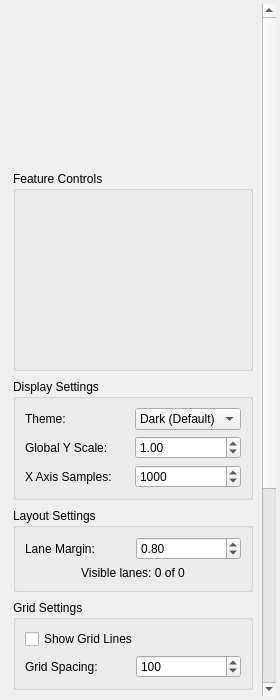
First picture: the form in src/WhiskerToolbox/DataViewer_Widget/UI/DataViewerPropertiesWidget.ui, repository paulmthompson/WhiskerToolbox, before the edit.
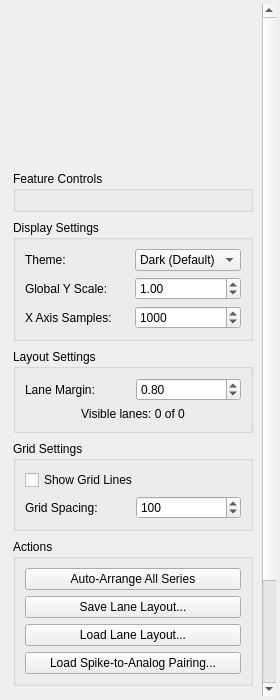
Second picture: the form after the edit. Custom widgets are drawn as their Qt base class.

Commit message: added data type specific controls in dataviewer_widget into an adaptively signed panel so all options are shown

What changed in the file:
```diff
--- a/src/WhiskerToolbox/DataViewer_Widget/UI/DataViewerPropertiesWidget.ui
+++ b/src/WhiskerToolbox/DataViewer_Widget/UI/DataViewerPropertiesWidget.ui
@@ -80,12 +80,6 @@
            <verstretch>0</verstretch>
           </sizepolicy>
          </property>
-         <property name="minimumSize">
-          <size>
-           <width>100</width>
-           <height>200</height>
-          </size>
-         </property>
          <property name="title">
           <string>Feature Controls</string>
          </property>
@@ -93,7 +87,7 @@
           <item>
            <widget class="QStackedWidget" name="stackedWidget">
             <property name="sizePolicy">
-             <sizepolicy hsizetype="Preferred" vsizetype="MinimumExpanding">
+             <sizepolicy hsizetype="Preferred" vsizetype="Preferred">
               <horstretch>0</horstretch>
               <verstretch>0</verstretch>
              </sizepolicy>
@@ -390,6 +384,12 @@
   </layout>
  </widget>
  <customwidgets>
+  <customwidget>
+   <class>AdaptiveStackedWidget</class>
+   <extends>QStackedWidget</extends>
+   <header>UI/AdaptiveStackedWidget.hpp</header>
+   <container>1</container>
+  </customwidget>
   <customwidget>
    <class>Feature_Tree_Widget</class>
    <extends>QWidget</extends>
```
Left out of the diff: 2 changed lines with no effect on the pictures. The commit also changes 9 other files.
